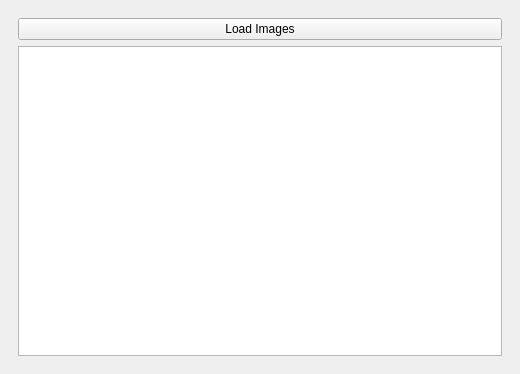
Old version of the form image_loader_dockwidget_base.ui in the repository Drew973/PTS_image_loader.
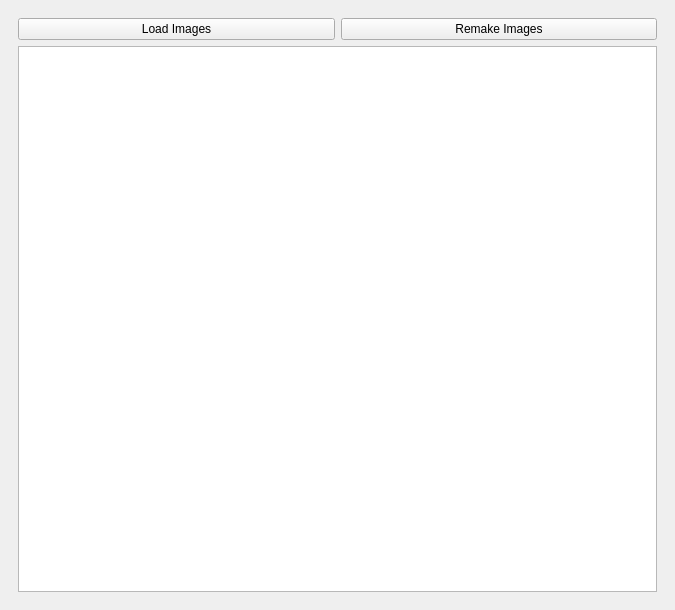
New version of the form. Custom widgets are drawn as their Qt base class.

Commit message: added remake button and profiling for loading long RIL file.

Diff of the .ui file:
```diff
--- a/image_loader_dockwidget_base.ui
+++ b/image_loader_dockwidget_base.ui
@@ -6,8 +6,8 @@
    <rect>
     <x>0</x>
     <y>0</y>
-    <width>520</width>
-    <height>374</height>
+    <width>675</width>
+    <height>610</height>
    </rect>
   </property>
   <property name="windowTitle">
@@ -19,6 +19,8 @@
      <widget class="QWidget" name="mainWidget" native="true">
       <layout class="QVBoxLayout" name="verticalLayout_2">
        <item>
+        <layout class="QHBoxLayout" name="horizontalLayout">
+         <item>
         <widget class="QPushButton" name="loadButton">
          <property name="toolTip">
           <string>&lt;html&gt;&lt;head/&gt;&lt;body&gt;&lt;p&gt;Load all images where load is checked. Removes anything in image_loader group.&lt;/p&gt;&lt;/body&gt;&lt;/html&gt;</string>
@@ -29,7 +31,19 @@
         </widget>
        </item>
        <item>
-        <widget class="detailsTreeView" name="detailsView"/>
+          <widget class="QPushButton" name="pushButton">
+           <property name="toolTip">
+            <string>&lt;html&gt;&lt;head/&gt;&lt;body&gt;&lt;p&gt;Remake georeferenced images using corrections for run.&lt;/p&gt;&lt;/body&gt;&lt;/html&gt;</string>
+           </property>
+           <property name="text">
+            <string>Remake Images</string>
+           </property>
+          </widget>
+         </item>
+        </layout>
+       </item>
+       <item>
+        <widget class="detailsTreeView" name="runsView"/>
        </item>
       </layout>
      </widget>
```
Lines whose indentation alone changed are shown as unchanged. The commit also changes 9 other files.
